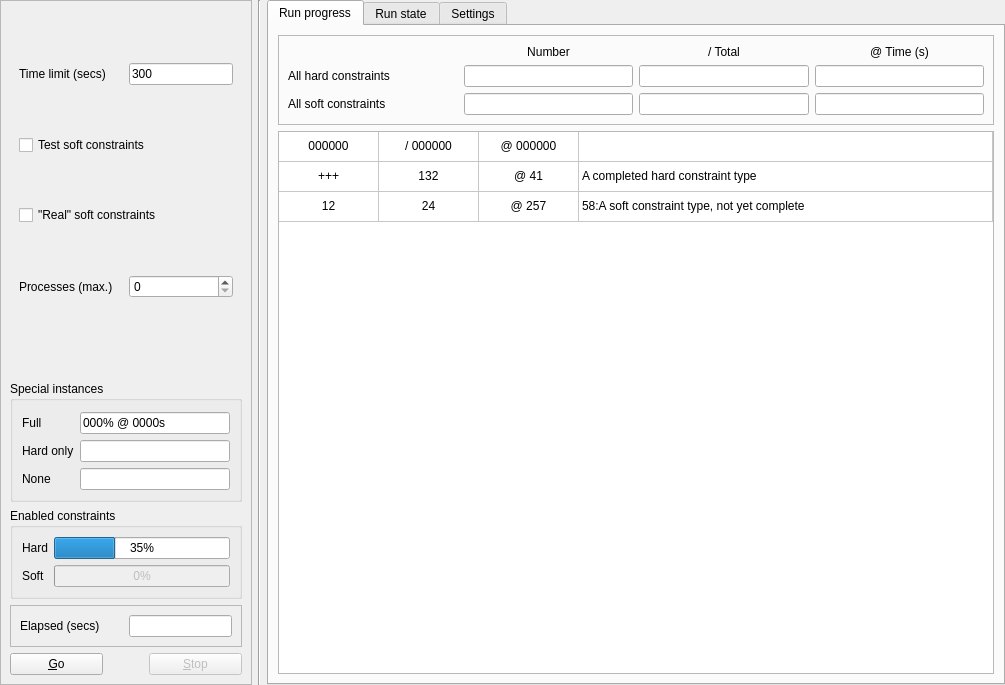
Before: the Qt Designer form gui/fetrunner.ui in gradgrind/fetrunner, drawn with Qt 5.
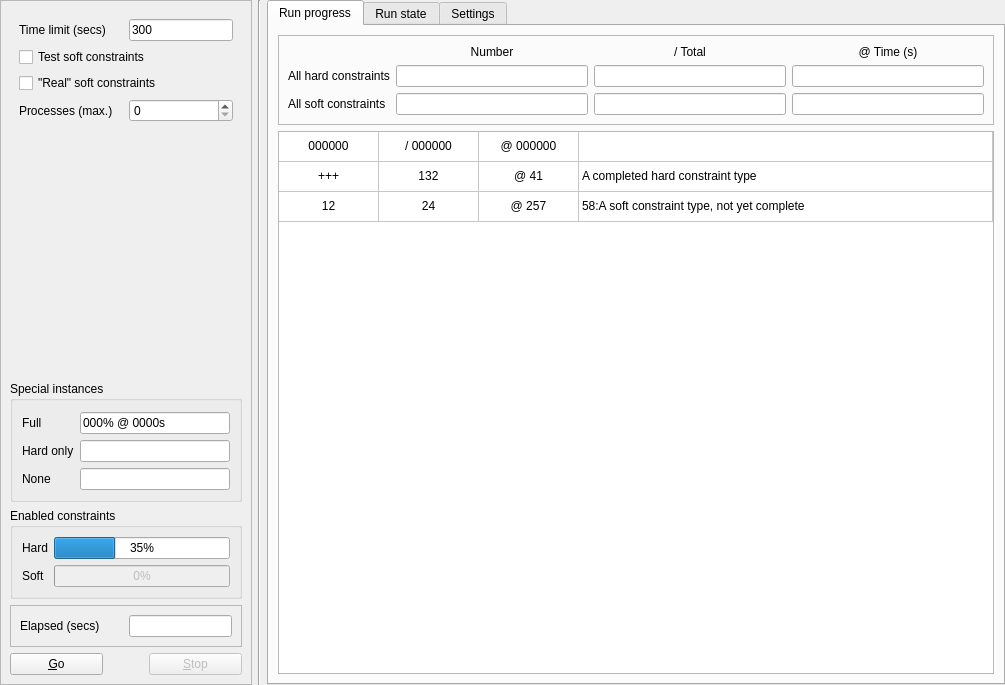
After: the same form once the commit is applied.

The edit to the form file:
```diff
--- a/gui/fetrunner.ui
+++ b/gui/fetrunner.ui
@@ -100,7 +100,7 @@
             <enum>Qt::Orientation::Vertical</enum>
            </property>
            <property name="sizeType">
-            <enum>QSizePolicy::Policy::Fixed</enum>
+            <enum>QSizePolicy::Policy::MinimumExpanding</enum>
            </property>
            <property name="sizeHint" stdset="0">
             <size>
@@ -429,7 +429,7 @@
          <property name="frameShadow">
           <enum>QFrame::Shadow::Raised</enum>
          </property>
-         <layout class="QGridLayout" name="gridLayout_4">
+         <layout class="QGridLayout" name="gridLayout_4" columnstretch="0,1,1,1">
           <item row="0" column="1">
            <widget class="QLabel" name="label_9">
             <property name="text">
```
